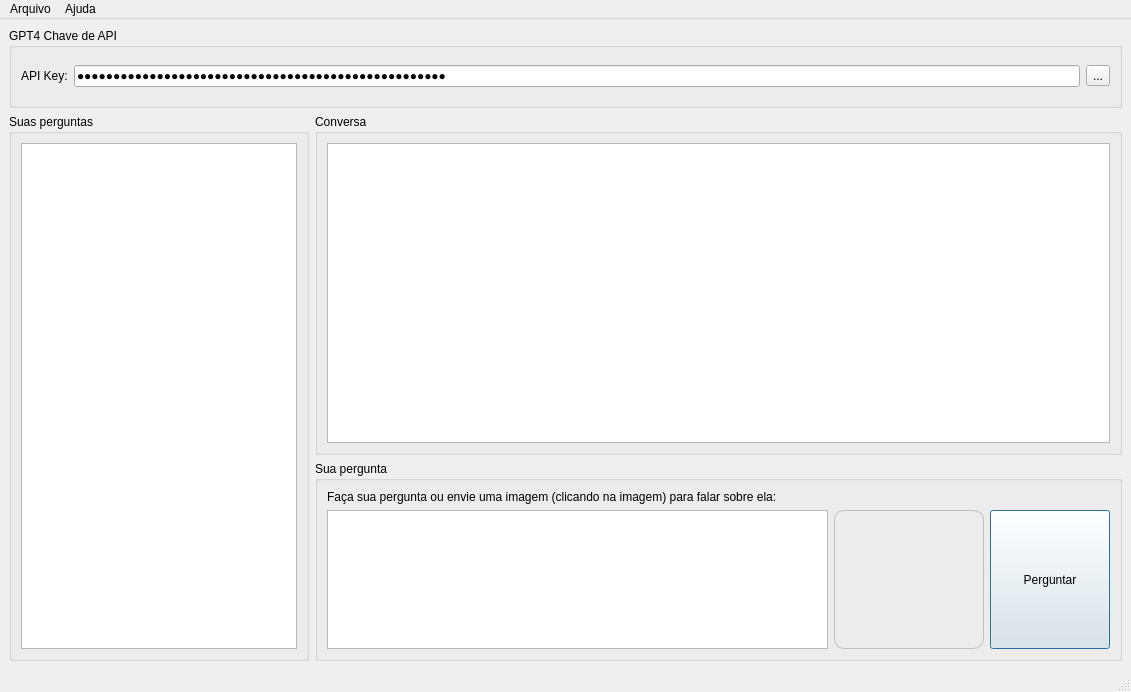
Above: mainwindow.ui from marciusbezerra/GPT4-C- before the change. Below: the same form after it.
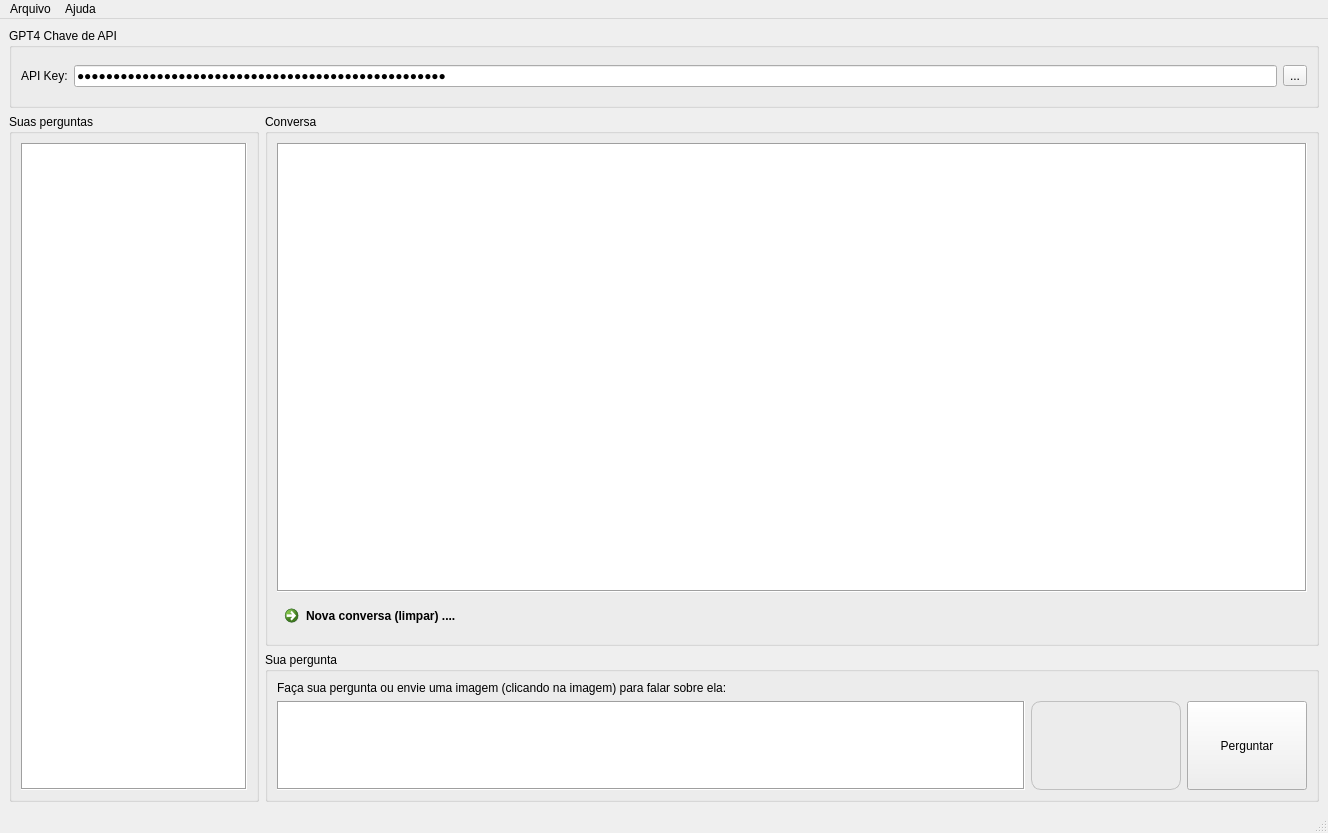
That is the form after the change. Icons and pictures are not drawn.

Commit message: - storing api key, rename of conversations, fix errors, app icon, etc.

The edit to the form file:
```diff
--- a/mainwindow.ui
+++ b/mainwindow.ui
@@ -6,8 +6,8 @@
    <rect>
     <x>0</x>
     <y>0</y>
-    <width>1131</width>
-    <height>692</height>
+    <width>1328</width>
+    <height>833</height>
    </rect>
   </property>
   <property name="windowTitle">
@@ -76,7 +76,7 @@
          <widget class="QGroupBox" name="groupBox_2">
           <property name="maximumSize">
            <size>
-            <width>300</width>
+            <width>250</width>
             <height>16777215</height>
            </size>
           </property>
@@ -86,6 +86,9 @@
           <layout class="QVBoxLayout" name="verticalLayout_5">
            <item>
             <widget class="QTreeView" name="treeViewChats">
+             <property name="frameShape">
+              <enum>QFrame::Box</enum>
+             </property>
              <property name="headerHidden">
               <bool>true</bool>
              </property>
@@ -106,9 +109,12 @@
               <widget class="QTextBrowser" name="textBrowser">
                <property name="font">
                 <font>
-                 <pointsize>12</pointsize>
+                 <pointsize>18</pointsize>
                 </font>
                </property>
+               <property name="frameShape">
+                <enum>QFrame::Box</enum>
+               </property>
                <property name="autoFormatting">
                 <set>QTextEdit::AutoNone</set>
                </property>
@@ -119,11 +125,18 @@
 hr { height: 1px; border-width: 0; }
 li.unchecked::marker { content: &quot;\2610&quot;; }
 li.checked::marker { content: &quot;\2612&quot;; }
-&lt;/style&gt;&lt;/head&gt;&lt;body style=&quot; font-family:'Segoe UI'; font-size:12pt; font-weight:400; font-style:normal;&quot;&gt;
+&lt;/style&gt;&lt;/head&gt;&lt;body style=&quot; font-family:'Segoe UI'; font-size:18pt; font-weight:400; font-style:normal;&quot;&gt;
 &lt;p style=&quot;-qt-paragraph-type:empty; margin-top:0px; margin-bottom:0px; margin-left:0px; margin-right:0px; -qt-block-indent:0; text-indent:0px; font-size:9pt;&quot;&gt;&lt;br /&gt;&lt;/p&gt;&lt;/body&gt;&lt;/html&gt;</string>
                </property>
               </widget>
              </item>
+             <item>
+              <widget class="QCommandLinkButton" name="commandLinkButtonNewChat">
+               <property name="text">
+                <string>Nova conversa (limpar) ....</string>
+               </property>
+              </widget>
+             </item>
             </layout>
            </widget>
           </item>
@@ -132,7 +145,7 @@
             <property name="maximumSize">
              <size>
               <width>16777215</width>
-              <height>200</height>
+              <height>150</height>
              </size>
             </property>
             <property name="title">
@@ -150,6 +163,9 @@
               <layout class="QHBoxLayout" name="horizontalLayout">
                <item>
                 <widget class="QTextEdit" name="textEditQuestion">
+                 <property name="frameShape">
+                  <enum>QFrame::Box</enum>
+                 </property>
                  <property name="markdown">
                   <string/>
                  </property>
@@ -197,7 +213,7 @@
                 </widget>
                </item>
                <item>
-                <widget class="QPushButton" name="pushButtonSendQuestion">
+                <widget class="QToolButton" name="toolButtonSendQuestion">
                  <property name="sizePolicy">
                   <sizepolicy hsizetype="Minimum" vsizetype="Preferred">
                    <horstretch>0</horstretch>
@@ -229,11 +245,8 @@
                    <height>48</height>
                   </size>
                  </property>
-                 <property name="default">
-                  <bool>true</bool>
-                 </property>
-                 <property name="flat">
-                  <bool>false</bool>
+                 <property name="toolButtonStyle">
+                  <enum>Qt::ToolButtonTextUnderIcon</enum>
                  </property>
                 </widget>
                </item>
@@ -255,7 +268,7 @@
     <rect>
      <x>0</x>
      <y>0</y>
-     <width>1131</width>
+     <width>1328</width>
      <height>21</height>
     </rect>
    </property>
```
Left out of the diff: 19 changed lines with no effect on the pictures. The commit also changes 5 other files.
